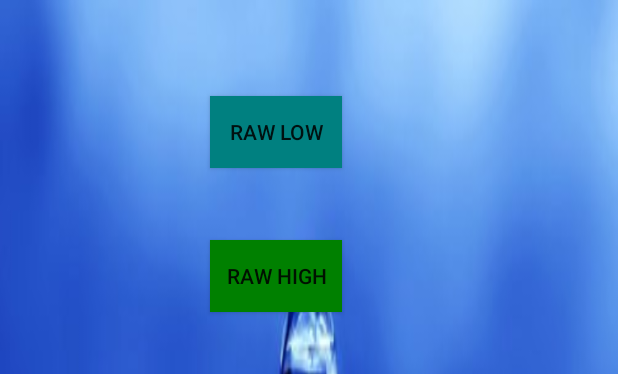
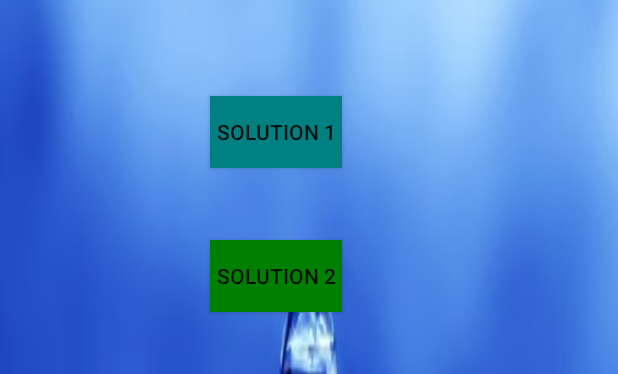
Before and after one commit to TanmayT/Water-Quality-App, an Android app: the layout twopointcalib.xml on its own in the app's theme, with its tools: preview values and no code run, on a phone screen of 412 x 824 dp. Shown: the top 374 px of the screen. Run offline under Robolectric (Android 15) with nearby library versions, the phone set to English and light mode, and no system bars.

Commit message:
add presentation file

```diff
--- a/android-nodemcu-connection-master/android/Android_NodeMCU_App/app/src/main/java/com/example/cguzel/nodemcu_app/CalActivity.java
+++ b/android-nodemcu-connection-master/android/Android_NodeMCU_App/app/src/main/java/com/example/cguzel/nodemcu_app/CalActivity.java
@@ -72,7 +72,7 @@ public class CalActivity extends AppCompatActivity {
 
         catch(Exception e){
 
-            Log.d("Exception", e.getClass().getSimpleName());
+
             Toast.makeText(CalActivity.this, "Please enter a valid number", Toast.LENGTH_SHORT).show();
 
         }
--- a/android-nodemcu-connection-master/android/Android_NodeMCU_App/app/src/main/java/com/example/cguzel/nodemcu_app/twopcalactivity.java
+++ b/android-nodemcu-connection-master/android/Android_NodeMCU_App/app/src/main/java/com/example/cguzel/nodemcu_app/twopcalactivity.java
@@ -257,11 +257,7 @@ public class twopcalactivity extends AppCompatActivity {
             Log.d("Test", "the acivity still runs in the background");
             String temp = serverResponse;
             String data[] = temp.split("/");
-            //Log.d("VROOM", serverResponse);
             val1 = Double.parseDouble(data[1]);
-
-//            Intent i = new Intent("my.action").putExtra("data", data[1]);
-//            context.sendBroadcast(i);
         }
 
         @Override
--- a/android-nodemcu-connection-master/android/Android_NodeMCU_App/app/src/main/res/layout/twopointcalib.xml
+++ b/android-nodemcu-connection-master/android/Android_NodeMCU_App/app/src/main/res/layout/twopointcalib.xml
@@ -58,7 +58,7 @@
         android:layout_marginStart="140dp"
         android:layout_marginTop="64dp"
         android:gravity="center"
-        android:text="Raw Low"
+        android:text="SOlUTION 1"
         android:onClick="RawLowCLick"
         android:background="@color/teal"
         app:layout_constraintStart_toStartOf="parent"
@@ -72,7 +72,7 @@
         android:layout_marginStart="140dp"
         android:layout_marginTop="160dp"
         android:gravity="center"
-        android:text="Raw High"
+        android:text="SOLUTION 2"
         android:onClick="RawHighCLick"
         android:background="@color/green"
         app:layout_constraintStart_toStartOf="parent"
```
Also changed, not shown: android-nodemcu-connection-master/android/Android_NodeMCU_App/app/src/main/java/com/example/cguzel/nodemcu_app/SensorActivity.java (+4 -13 lines), 2 other files.
